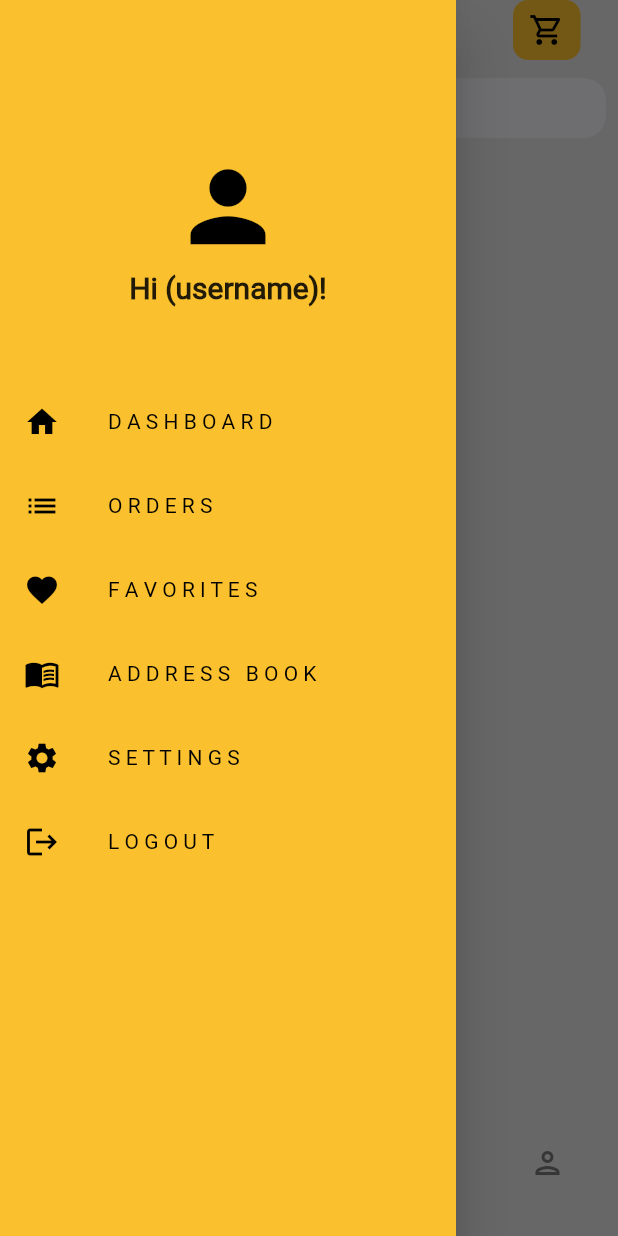
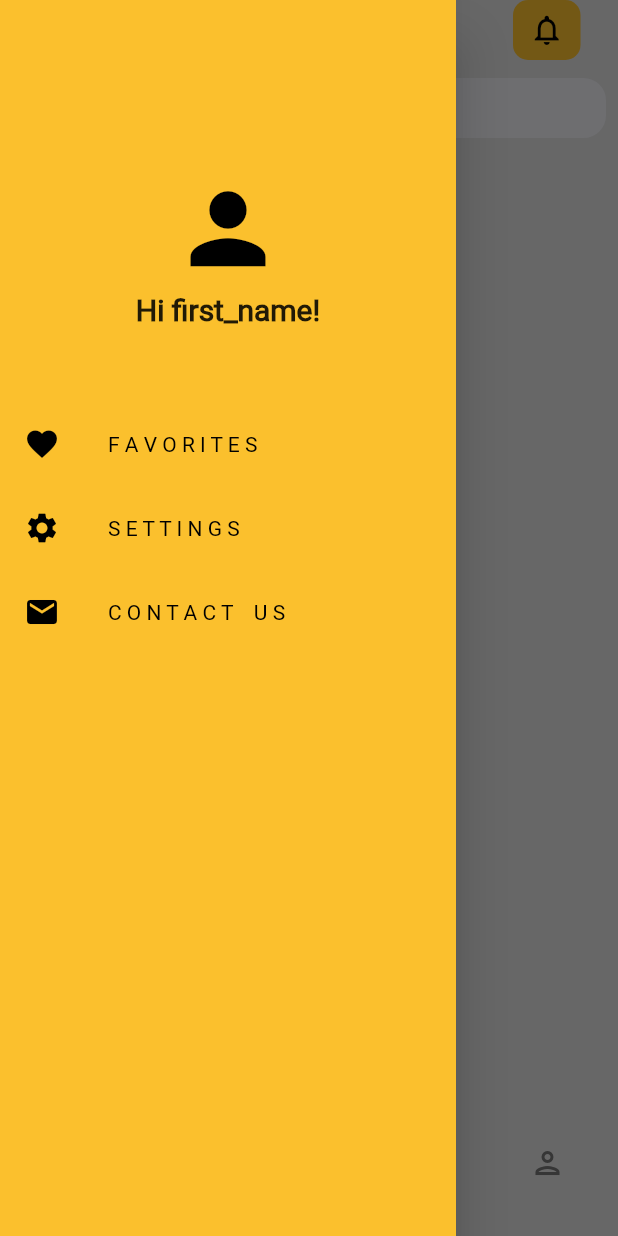
Before and after one commit to BLoushi52/3idda-App, a Flutter app: the HomeScreen screen opened by its route, with the side drawer open, on a phone screen of 412 x 824 dp. Run offline on Flutter 3.47's test engine with Material 2 defaults, Android fonts, the phone set to English and light mode, and no system bars; drawn by our look-alikes of google_nav_bar, liquid_pull_to_refresh; our stand-ins replace dio, flutter_animate, flutter_slidable, go_router, jwt_decoder, responsive_builder and 1 more; accounts and stored records are empty; network calls fail.

Commit message:
made changes to drawer

```diff
--- a/lib/screen/home_screen.dart
+++ b/lib/screen/home_screen.dart
@@ -12,6 +12,7 @@ import 'package:rental_app/screen/widgets/user_drawer.dart';
 import 'package:responsive_builder/responsive_builder.dart';
 
 import '../util/my_tile.dart';
+import 'widgets/guest_drawer.dart';
 
 class HomeScreen extends StatefulWidget {
   const HomeScreen({super.key});
@@ -65,7 +66,8 @@ class _HomeScreenState extends State<HomeScreen> {
                         color: Colors.yellow[700]),
                     // color: Colors.yellow[700],
                     child: IconButton(
-                      icon: Icon(Icons.shopping_cart_outlined),
+                      icon: Icon(Icons
+                          .notifications_outlined), //* Icon(Icons.notifications_active_outlined)
                       onPressed: () {
                         // Navigator.push(context, route);
                       },
--- a/lib/screen/widgets/user_drawer.dart
+++ b/lib/screen/widgets/user_drawer.dart
@@ -10,7 +10,7 @@ class MyUserDrawer extends StatelessWidget {
       child: Column(children: [
         Padding(
           padding: const EdgeInsets.only(
-            top: 100,
+            top: 115,
             bottom: 50,
           ),
           child: Column(
@@ -24,7 +24,7 @@ class MyUserDrawer extends StatelessWidget {
                 height: 5,
               ),
               Text(
-                'Hi (username)!',
+                'Hi first_name!',
                 style: TextStyle(
                   fontSize: 20,
                   fontWeight: FontWeight.bold,
@@ -33,31 +33,8 @@ class MyUserDrawer extends StatelessWidget {
             ],
           ),
         ),
-        ListTile(
-          leading: Icon(
-            Icons.home,
-            color: Colors.black,
-          ),
-          title: Text(
-            'D A S H B O A R D',
-            style: TextStyle(
-              color: Colors.black,
-            ),
-          ),
-        ),
-        ListTile(
-          leading: Icon(
-            Icons.list,
-            color: Colors.black,
-          ),
-          title: Text(
-            'O R D E R S',
-            style: TextStyle(
-              color: Colors.black,
-            ),
-          ),
-        ),
-        ListTile(
+        GestureDetector(
+          child: ListTile(
             leading: Icon(
               Icons.favorite,
               color: Colors.black,
@@ -69,19 +46,10 @@ class MyUserDrawer extends StatelessWidget {
               ),
             ),
           ),
-        ListTile(
-          leading: Icon(
-            Icons.menu_book,
-            color: Colors.black,
+          onTap: () {},
         ),
-          title: Text(
-            'A D D R E S S   B O O K',
-            style: TextStyle(
-              color: Colors.black,
-            ),
-          ),
-        ),
-        ListTile(
+        GestureDetector(
+          child: ListTile(
             leading: Icon(
               Icons.settings,
               color: Colors.black,
@@ -93,7 +61,26 @@ class MyUserDrawer extends StatelessWidget {
               ),
             ),
           ),
-        ListTile(
+          onTap: () {},
+        ),
+        GestureDetector(
+          child: ListTile(
+            leading: Icon(
+              Icons.mail,
+              color: Colors.black,
+            ),
+            title: Text(
+              'C O N T A C T    U S',
+              style: TextStyle(
+                color: Colors.black,
+              ),
+            ),
+          ),
+          onTap: () {},
+        ),
+        SizedBox(height: 375),
+        GestureDetector(
+          child: ListTile(
             leading: Icon(
               Icons.logout,
               color: Colors.black,
@@ -105,6 +92,8 @@ class MyUserDrawer extends StatelessWidget {
               ),
             ),
           ),
+          onTap: () {},
+        ),
       ]),
     );
   }
```
Also changed, not shown: lib/screen/widgets/guest_drawer.dart (+20 -46 lines). Lines whose indentation alone changed are shown as unchanged.
